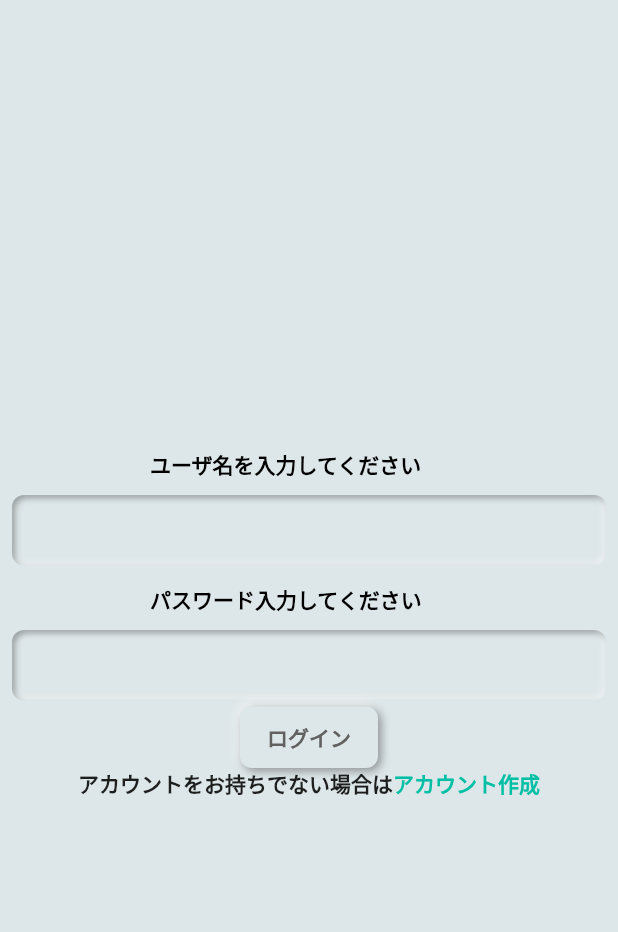
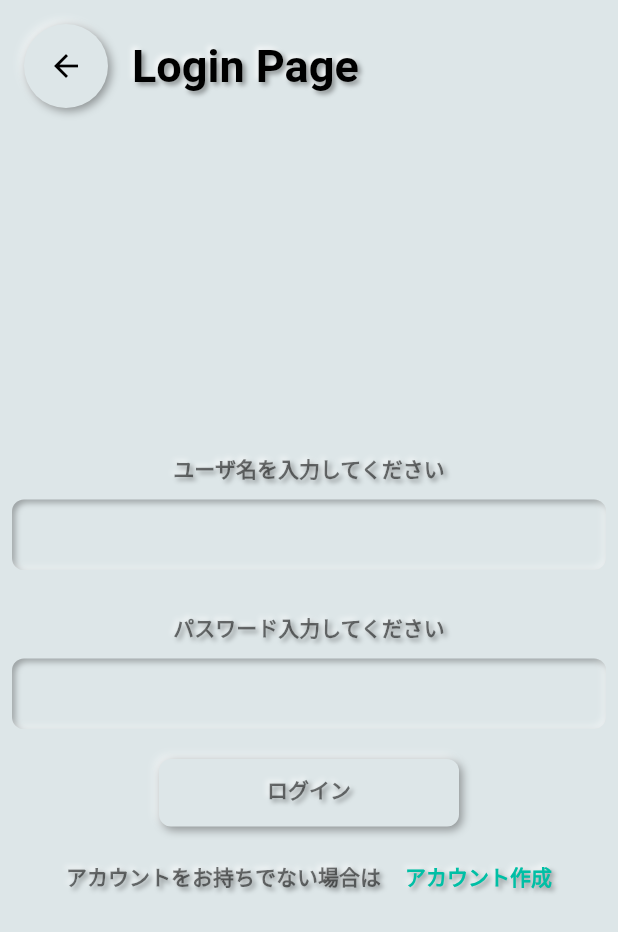
Before and after one commit to ueqareer/ueq_camp_202106_team_a, a Flutter app: the Screen1 screen opened directly, on a phone screen of 412 x 824 dp. Shown: the top 932 px of the screen. Run offline on Flutter 3.47's test engine with Material 2 defaults, Android fonts, the phone set to English and light mode, and no system bars; drawn by our look-alikes of flutter_neumorphic.

```diff
--- a/lib/screens/screen1.dart
+++ b/lib/screens/screen1.dart
@@ -2,45 +2,54 @@ import 'package:cordinate_sns_app/screens/create_account_screen.dart';
 import 'package:flutter/material.dart';
 import 'package:flutter_neumorphic/flutter_neumorphic.dart';
 import 'package:cordinate_sns_app/widgets/neumorphic_textfield.dart';
+import 'package:cordinate_sns_app/widgets/neumorphic_text_for_textfield.dart';
+import 'package:cordinate_sns_app/widgets/neumorphic_custom_button.dart';
 
 class Screen1 extends StatelessWidget {
   @override
   Widget build(BuildContext context) {
     return Scaffold(
+      appBar: NeumorphicAppBar(
+        title: NeumorphicText(
+          "Login Page",
+          style: NeumorphicStyle(color: Colors.black),
+          textStyle:
+              NeumorphicTextStyle(fontWeight: FontWeight.bold, fontSize: 30.0),
+        ),
+      ),
       body: Column(
         mainAxisAlignment: MainAxisAlignment.center,
         crossAxisAlignment: CrossAxisAlignment.center,
         children: [
+          NeumorphicTextForTextField(
+            text: 'ユーザ名を入力してください',
+            color: Colors.black54,
+          ),
           NeumorphicTextField(
-            label: 'ユーザ名を入力してください',
-            hint: '',
+            isPassword: false,
+            hint: "",
             onChanged: (lastName) {},
           ),
+          NeumorphicTextForTextField(
+            text: 'パスワード入力してください',
+            color: Colors.black54,
+          ),
           NeumorphicTextField(
-            label: 'パスワード入力してください',
-            hint: '',
+            isPassword: true,
+            hint: "",
             onChanged: (password) {},
           ),
-          NeumorphicButton(
-            child: Text(
-              'ログイン',
-              style: TextStyle(
-                color: Colors.grey.shade700,
-                fontWeight: FontWeight.bold,
+          NeumorphicCustomButton(
+            text: "ログイン",
           ),
-            ),
-            onPressed: () {
-              print('ログイン');
-            },
-          ),
-          Row(
+          Padding(
+            padding: const EdgeInsets.all(15.0),
+            child: Row(
               mainAxisAlignment: MainAxisAlignment.center,
               children: [
-              Text(
-                'アカウントをお持ちでない場合は',
-                style: TextStyle(
-                  fontWeight: FontWeight.bold,
-                ),
+                NeumorphicTextForTextField(
+                  text: "アカウントをお持ちでない場合は",
+                  color: Colors.black54,
                 ),
                 GestureDetector(
                   onTap: () {
@@ -51,15 +60,13 @@ class Screen1 extends StatelessWidget {
                           builder: (context) => CreateAccountScreen()),
                     );
                   },
-                child: Text(
-                  'アカウント作成',
-                  style: TextStyle(
-                    fontWeight: FontWeight.bold,
+                  child: NeumorphicTextForTextField(
+                    text: "アカウント作成",
                     color: Colors.tealAccent.shade700,
-                  ),
                   ),
                 )
               ],
+            ),
           )
         ],
       ),
--- /dev/null
+++ b/lib/widgets/neumorphic_custom_button.dart
@@ -0,0 +1,26 @@
+import 'package:flutter/material.dart';
+import 'package:flutter_neumorphic/flutter_neumorphic.dart';
+
+class NeumorphicCustomButton extends StatelessWidget {
+  String text;
+
+  NeumorphicCustomButton({required this.text});
+
+  @override
+  Widget build(BuildContext context) {
+    return SizedBox(
+      height: 45,
+      width: 200,
+      child: NeumorphicButton(
+        child: NeumorphicText(
+          text,
+          textStyle: NeumorphicTextStyle(fontWeight: FontWeight.bold),
+          style: NeumorphicStyle(color: Colors.black54),
+        ),
+        onPressed: () {
+          print(text);
+        },
+      ),
+    );
+  }
+}
--- /dev/null
+++ b/lib/widgets/neumorphic_text_for_textfield.dart
@@ -0,0 +1,23 @@
+import 'package:flutter/material.dart';
+import 'package:flutter_neumorphic/flutter_neumorphic.dart';
+
+class NeumorphicTextForTextField extends StatelessWidget {
+  String text;
+  Color color;
+  NeumorphicTextForTextField({required this.text, required this.color});
+  @override
+  Widget build(BuildContext context) {
+    return Padding(
+      padding: const EdgeInsets.all(8.0),
+      child: NeumorphicText(
+        text,
+        style: NeumorphicStyle(
+          color: this.color,
+        ),
+        textStyle: NeumorphicTextStyle(
+          fontWeight: FontWeight.bold,
+        ),
+      ),
+    );
+  }
+}
--- a/lib/widgets/neumorphic_textfield.dart
+++ b/lib/widgets/neumorphic_textfield.dart
@@ -2,13 +2,13 @@ import 'package:flutter/material.dart';
 import 'package:flutter_neumorphic/flutter_neumorphic.dart';
 
 class NeumorphicTextField extends StatefulWidget {
-  String label;
   String hint;
+  bool isPassword;
 
   final ValueChanged<String> onChanged;
 
   NeumorphicTextField(
-      {required this.label, required this.hint, required this.onChanged});
+      {required this.isPassword, required this.hint, required this.onChanged});
 
   @override
   _NeumorphicTextFieldState createState() => _NeumorphicTextFieldState();
@@ -28,23 +28,14 @@ class _NeumorphicTextFieldState extends State<NeumorphicTextField> {
     return Column(
       crossAxisAlignment: CrossAxisAlignment.start,
       children: <Widget>[
-        Padding(
-          padding: const EdgeInsets.symmetric(horizontal: 100.0, vertical: 8),
-          child: Text(
-            this.widget.label,
-            style: TextStyle(
-              fontWeight: FontWeight.w700,
-              color: NeumorphicTheme.defaultTextColor(context),
-            ),
-          ),
-        ),
         Neumorphic(
-          margin: EdgeInsets.only(left: 8, right: 8, top: 2, bottom: 4),
+          margin: EdgeInsets.only(left: 8, right: 8, top: 2, bottom: 20),
           style: NeumorphicStyle(
             depth: NeumorphicTheme.embossDepth(context),
           ),
           padding: EdgeInsets.symmetric(vertical: 14, horizontal: 18),
           child: TextField(
+            obscureText: this.widget.isPassword,
             onChanged: this.widget.onChanged,
             controller: _controller,
             decoration: InputDecoration.collapsed(hintText: this.widget.hint),
--- a/pubspec.yaml
+++ b/pubspec.yaml
@@ -39,7 +39,7 @@ dev_dependencies:
 flutter:
   uses-material-design: true
   assets:
-    - assets/user.png
+    - images/user.png
 
   # An image asset can refer to one or more resolution-specific "variants", see
   # https://flutter.dev/assets-and-images/#resolution-aware.
```
Also changed, not shown: lib/screens/create_account_screen.dart (+79 -5 lines), images/user.png (renamed from lib/assets/user.png), 20 other files. Lines whose indentation alone changed are shown as unchanged.
